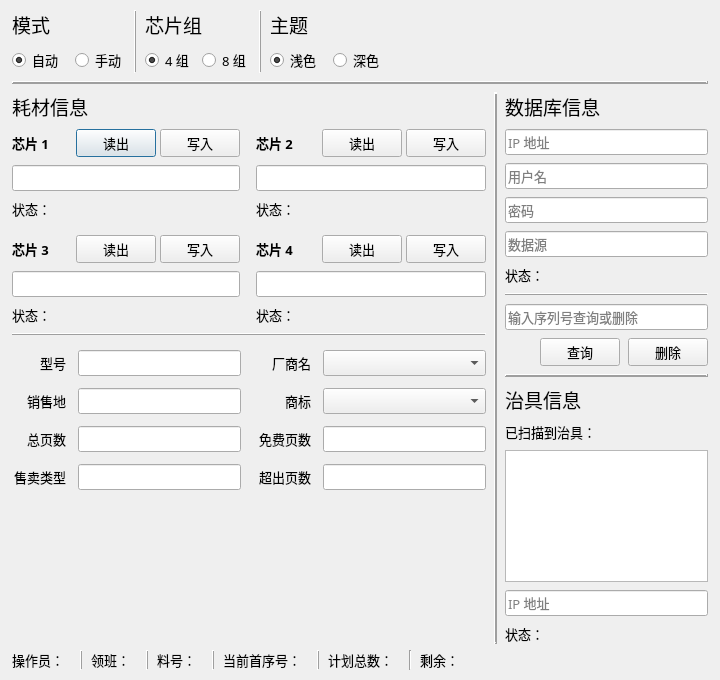
Above: maindialog.ui from yslinux86/supplywriter_factory before the change. Below: the same form after it.
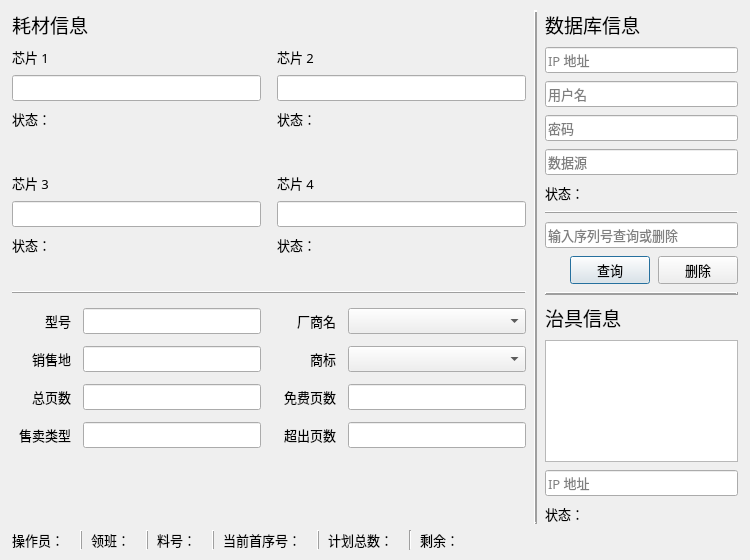
That is the form after the change.

Diff of the .ui file:
```diff
--- a/maindialog.ui
+++ b/maindialog.ui
@@ -6,16 +6,10 @@
    <rect>
     <x>0</x>
     <y>0</y>
-    <width>720</width>
-    <height>680</height>
+    <width>750</width>
+    <height>560</height>
    </rect>
   </property>
-  <property name="minimumSize">
-   <size>
-    <width>640</width>
-    <height>0</height>
-   </size>
-  </property>
   <property name="font">
    <font>
     <family>微软雅黑</family>
@@ -41,7 +35,7 @@
    <item row="0" column="0" colspan="2">
     <layout class="QVBoxLayout" name="verticalLayout" stretch="0,0">
      <item>
-      <layout class="QVBoxLayout" name="verticalLayout_2" stretch="0,0,0,0">
+      <layout class="QVBoxLayout" name="verticalLayout_2" stretch="0,0">
        <property name="spacing">
         <number>8</number>
        </property>
@@ -49,303 +43,7 @@
         <number>0</number>
        </property>
        <item>
-        <layout class="QHBoxLayout" name="horizontalLayout_11">
-         <property name="rightMargin">
-          <number>0</number>
-         </property>
-         <property name="bottomMargin">
-          <number>0</number>
-         </property>
-         <item>
-          <layout class="QVBoxLayout" name="verticalLayout_3">
-           <property name="spacing">
-            <number>8</number>
-           </property>
-           <property name="bottomMargin">
-            <number>0</number>
-           </property>
-           <item>
-            <widget class="QLabel" name="label_24">
-             <property name="font">
-              <font>
-               <family>微软雅黑</family>
-               <pointsize>14</pointsize>
-              </font>
-             </property>
-             <property name="text">
-              <string>模式</string>
-             </property>
-            </widget>
-           </item>
-           <item>
-            <layout class="QHBoxLayout" name="horizontalLayout_12">
-             <property name="spacing">
-              <number>12</number>
-             </property>
-             <property name="bottomMargin">
-              <number>0</number>
-             </property>
-             <item>
-              <widget class="QRadioButton" name="ChooseAuto">
-               <property name="font">
-                <font>
-                 <family>微软雅黑</family>
-                 <pointsize>10</pointsize>
-                </font>
-               </property>
-               <property name="toolTip">
-                <string>适用于批量自动化写入芯片的场景</string>
-               </property>
-               <property name="text">
-                <string>自动</string>
-               </property>
-               <property name="checked">
-                <bool>true</bool>
-               </property>
-               <property name="autoExclusive">
-                <bool>false</bool>
-               </property>
-              </widget>
-             </item>
-             <item>
-              <widget class="QRadioButton" name="ChooseManual">
-               <property name="font">
-                <font>
-                 <family>微软雅黑</family>
-                 <pointsize>10</pointsize>
-                </font>
-               </property>
-               <property name="toolTip">
-                <string>适用于单独写入个别芯片的场景</string>
-               </property>
-               <property name="statusTip">
-                <string/>
-               </property>
-               <property name="text">
-                <string>手动</string>
-               </property>
-               <property name="autoExclusive">
-                <bool>false</bool>
-               </property>
-              </widget>
-             </item>
-            </layout>
-           </item>
-          </layout>
-         </item>
-         <item>
-          <widget class="Line" name="line">
-           <property name="font">
-            <font>
-             <family>微软雅黑</family>
-             <pointsize>10</pointsize>
-             <stylestrategy>NoAntialias</stylestrategy>
-             <kerning>false</kerning>
-            </font>
-           </property>
-           <property name="frameShadow">
-            <enum>QFrame::Raised</enum>
-           </property>
-           <property name="lineWidth">
-            <number>1</number>
-           </property>
-           <property name="orientation">
-            <enum>Qt::Vertical</enum>
-           </property>
-          </widget>
-         </item>
-         <item>
-          <layout class="QVBoxLayout" name="verticalLayout_17">
-           <property name="spacing">
-            <number>8</number>
-           </property>
-           <property name="rightMargin">
-            <number>0</number>
-           </property>
-           <item>
-            <widget class="QLabel" name="label_13">
-             <property name="font">
-              <font>
-               <family>微软雅黑</family>
-               <pointsize>14</pointsize>
-              </font>
-             </property>
-             <property name="text">
-              <string>芯片组</string>
-             </property>
-            </widget>
-           </item>
-           <item>
-            <layout class="QHBoxLayout" name="horizontalLayout_4">
-             <item>
-              <widget class="QRadioButton" name="FourChips">
-               <property name="font">
-                <font>
-                 <family>微软雅黑</family>
-                 <pointsize>10</pointsize>
-                </font>
-               </property>
-               <property name="text">
-                <string>4 组</string>
-               </property>
-               <property name="checked">
-                <bool>true</bool>
-               </property>
-               <property name="autoExclusive">
-                <bool>false</bool>
-               </property>
-              </widget>
-             </item>
-             <item>
-              <widget class="QRadioButton" name="EightChips">
-               <property name="font">
-                <font>
-                 <family>微软雅黑</family>
-                 <pointsize>10</pointsize>
-                </font>
-               </property>
-               <property name="text">
-                <string>8 组</string>
-               </property>
-               <property name="checked">
-                <bool>false</bool>
-               </property>
-               <property name="autoExclusive">
-                <bool>false</bool>
-               </property>
-              </widget>
-             </item>
-            </layout>
-           </item>
-          </layout>
-         </item>
-         <item>
-          <widget class="Line" name="line_5">
-           <property name="font">
-            <font>
-             <family>微软雅黑</family>
-             <pointsize>10</pointsize>
-             <stylestrategy>NoAntialias</stylestrategy>
-             <kerning>false</kerning>
-            </font>
-           </property>
-           <property name="frameShadow">
-            <enum>QFrame::Raised</enum>
-           </property>
-           <property name="lineWidth">
-            <number>1</number>
-           </property>
-           <property name="orientation">
-            <enum>Qt::Vertical</enum>
-           </property>
-          </widget>
-         </item>
-         <item>
-          <layout class="QVBoxLayout" name="verticalLayout_6">
-           <property name="spacing">
-            <number>8</number>
-           </property>
-           <property name="bottomMargin">
-            <number>0</number>
-           </property>
-           <item>
-            <widget class="QLabel" name="label_25">
-             <property name="font">
-              <font>
-               <family>微软雅黑</family>
-               <pointsize>14</pointsize>
-              </font>
-             </property>
-             <property name="text">
-              <string>主题</string>
-             </property>
-            </widget>
-           </item>
-           <item>
-            <layout class="QHBoxLayout" name="horizontalLayout_17">
-             <property name="spacing">
-              <number>12</number>
-             </property>
-             <property name="bottomMargin">
-              <number>0</number>
-             </property>
-             <item>
-              <widget class="QRadioButton" name="ChooseLight">
-               <property name="font">
-                <font>
-                 <family>微软雅黑</family>
-                 <pointsize>10</pointsize>
-                </font>
-               </property>
-               <property name="text">
-                <string>浅色</string>
-               </property>
-               <property name="checked">
-                <bool>true</bool>
-               </property>
-               <property name="autoExclusive">
-                <bool>false</bool>
-               </property>
-              </widget>
-             </item>
-             <item>
-              <widget class="QRadioButton" name="ChooseDeep">
-               <property name="font">
-                <font>
-                 <family>微软雅黑</family>
-                 <pointsize>10</pointsize>
-                </font>
-               </property>
-               <property name="text">
-                <string>深色</string>
-               </property>
-               <property name="autoExclusive">
-                <bool>false</bool>
-               </property>
-              </widget>
-             </item>
-            </layout>
-           </item>
-          </layout>
-         </item>
-         <item>
-          <spacer name="horizontalSpacer_4">
-           <property name="orientation">
-            <enum>Qt::Horizontal</enum>
-           </property>
-           <property name="sizeHint" stdset="0">
-            <size>
-             <width>40</width>
-             <height>20</height>
-            </size>
-           </property>
-          </spacer>
-         </item>
-        </layout>
-       </item>
-       <item>
-        <widget class="Line" name="line_3">
-         <property name="font">
-          <font>
-           <family>微软雅黑</family>
-           <pointsize>10</pointsize>
-           <stylestrategy>NoAntialias</stylestrategy>
-           <kerning>false</kerning>
-          </font>
-         </property>
-         <property name="frameShadow">
-          <enum>QFrame::Raised</enum>
-         </property>
-         <property name="lineWidth">
-          <number>2</number>
-         </property>
-         <property name="orientation">
-          <enum>Qt::Horizontal</enum>
-         </property>
-        </widget>
-       </item>
-       <item>
-        <layout class="QHBoxLayout" name="horizontalLayout_22" stretch="7,0,3">
+        <layout class="QHBoxLayout" name="horizontalLayout_22" stretch="8,0,3">
          <property name="spacing">
           <number>8</number>
          </property>
@@ -417,6 +115,9 @@
                <property name="rightMargin">
                 <number>0</number>
                </property>
+               <property name="bottomMargin">
+                <number>0</number>
+               </property>
                <item>
                 <layout class="QHBoxLayout" name="horizontalLayout_13">
                  <property name="spacing">
@@ -431,8 +132,8 @@
                     <font>
                      <family>微软雅黑</family>
                      <pointsize>10</pointsize>
-                     <weight>75</weight>
-                     <bold>true</bold>
+                     <weight>50</weight>
+                     <bold>false</bold>
                     </font>
                    </property>
                    <property name="text">
@@ -453,20 +154,6 @@
                    </property>
                   </spacer>
                  </item>
-                 <item>
-                  <widget class="QPushButton" name="ReadChip1">
-                   <property name="text">
-                    <string>读出</string>
-                   </property>
-                  </widget>
-                 </item>
-                 <item>
-                  <widget class="QPushButton" name="WriteChip1">
-                   <property name="text">
-                    <string>写入</string>
-                   </property>
-                  </widget>
-                 </item>
                 </layout>
                </item>
                <item>
@@ -537,6 +224,39 @@
                  </item>
                 </layout>
                </item>
+               <item>
+                <layout class="QHBoxLayout" name="horizontalLayout_4">
+                 <property name="spacing">
+                  <number>0</number>
+                 </property>
+                 <property name="leftMargin">
+                  <number>0</number>
+                 </property>
+                 <property name="bottomMargin">
+                  <number>0</number>
+                 </property>
+                 <item>
+                  <spacer name="horizontalSpacer_4">
+                   <property name="orientation">
+                    <enum>Qt::Horizontal</enum>
+                   </property>
+                   <property name="sizeHint" stdset="0">
+                    <size>
+                     <width>40</width>
+                     <height>20</height>
+                    </size>
+                   </property>
+                  </spacer>
+                 </item>
+                 <item>
+                  <widget class="QLabel" name="serialno1">
+                   <property name="text">
+                    <string/>
+                   </property>
+                  </widget>
+                 </item>
+                </layout>
+               </item>
               </layout>
              </item>
              <item row="1" column="1">
@@ -544,6 +264,9 @@
                <property name="spacing">
                 <number>8</number>
                </property>
+               <property name="bottomMargin">
+                <number>0</number>
+               </property>
                <item>
                 <layout class="QHBoxLayout" name="horizontalLayout_14">
                  <property name="spacing">
@@ -558,8 +281,8 @@
                     <font>
                      <family>微软雅黑</family>
                      <pointsize>10</pointsize>
-                     <weight>75</weight>
-                     <bold>true</bold>
+                     <weight>50</weight>
+                     <bold>false</bold>
                     </font>
                    </property>
                    <property name="text">
@@ -580,20 +303,6 @@
                    </property>
                   </spacer>
                  </item>
-                 <item>
-                  <widget class="QPushButton" name="ReadChip2">
-                   <property name="text">
-                    <string>读出</string>
-                   </property>
-                  </widget>
-                 </item>
-                 <item>
-                  <widget class="QPushButton" name="WriteChip2">
-                   <property name="text">
-                    <string>写入</string>
-                   </property>
-                  </widget>
-                 </item>
                 </layout>
                </item>
                <item>
@@ -664,6 +373,33 @@
                  </item>
                 </layout>
                </item>
+               <item>
+                <layout class="QHBoxLayout" name="horizontalLayout_11">
+                 <property name="spacing">
+                  <number>0</number>
+                 </property>
+                 <item>
+                  <spacer name="horizontalSpacer_15">
+                   <property name="orientation">
+                    <enum>Qt::Horizontal</enum>
+                   </property>
+                   <property name="sizeHint" stdset="0">
+                    <size>
+                     <width>40</width>
+                     <height>20</height>
+                    </size>
+                   </property>
+                  </spacer>
+                 </item>
+                 <item>
+                  <widget class="QLabel" name="serialno2">
+                   <property name="text">
+                    <string/>
+                   </property>
+                  </widget>
+                 </item>
+                </layout>
+               </item>
               </layout>
              </item>
              <item row="2" column="0">
@@ -674,6 +410,9 @@
                <property name="rightMargin">
                 <number>0</number>
                </property>
+               <property name="bottomMargin">
+                <number>0</number>
+               </property>
                <item>
                 <layout class="QHBoxLayout" name="horizontalLayout_15">
                  <property name="spacing">
@@ -688,8 +427,8 @@
                     <font>
                      <family>微软雅黑</family>
                      <pointsize>10</pointsize>
-                     <weight>75</weight>
-                     <bold>true</bold>
+                     <weight>50</weight>
+                     <bold>false</bold>
                     </font>
                    </property>
                    <property name="text">
@@ -710,20 +449,6 @@
                    </property>
                   </spacer>
                  </item>
-                 <item>
-                  <widget class="QPushButton" name="ReadChip3">
-                   <property name="text">
-                    <string>读出</string>
-                   </property>
-                  </widget>
-                 </item>
-                 <item>
-                  <widget class="QPushButton" name="WriteChip3">
-                   <property name="text">
-                    <string>写入</string>
-                   </property>
-                  </widget>
-                 </item>
                 </layout>
                </item>
                <item>
@@ -794,6 +519,39 @@
                  </item>
                 </layout>
                </item>
+               <item>
+                <layout class="QHBoxLayout" name="horizontalLayout_12">
+                 <property name="spacing">
+                  <number>0</number>
+                 </property>
+                 <property name="leftMargin">
+                  <number>0</number>
+                 </property>
+                 <property name="bottomMargin">
+                  <number>0</number>
+                 </property>
+                 <item>
+                  <spacer name="horizontalSpacer_16">
+                   <property name="orientation">
+                    <enum>Qt::Horizontal</enum>
+                   </property>
+                   <property name="sizeHint" stdset="0">
+                    <size>
+                     <width>40</width>
+                     <height>20</height>
+                    </size>
+                   </property>
+                  </spacer>
+                 </item>
+                 <item>
+                  <widget class="QLabel" name="serialno3">
+                   <property name="text">
+                    <string/>
+                   </property>
+                  </widget>
+                 </item>
+                </layout>
+               </item>
               </layout>
              </item>
              <item row="2" column="1">
@@ -801,6 +559,9 @@
                <property name="spacing">
                 <number>8</number>
                </property>
+               <property name="bottomMargin">
+                <number>0</number>
+               </property>
                <item>
                 <layout class="QHBoxLayout" name="horizontalLayout_16">
                  <property name="spacing">
@@ -815,8 +576,8 @@
                     <font>
                      <family>微软雅黑</family>
                      <pointsize>10</pointsize>
-                     <weight>75</weight>
-                     <bold>true</bold>
+                     <weight>50</weight>
+                     <bold>false</bold>
                     </font>
                    </property>
                    <property name="text">
@@ -837,20 +598,6 @@
                    </property>
                   </spacer>
                  </item>
-                 <item>
-                  <widget class="QPushButton" name="ReadChip4">
-                   <property name="text">
-                    <string>读出</string>
-                   </property>
-                  </widget>
-                 </item>
-                 <item>
-                  <widget class="QPushButton" name="WriteChip4">
-                   <property name="text">
-                    <string>写入</string>
-                   </property>
-                  </widget>
-                 </item>
                 </layout>
                </item>
                <item>
@@ -921,6 +668,36 @@
                  </item>
                 </layout>
                </item>
+               <item>
+                <layout class="QHBoxLayout" name="horizontalLayout_26">
+                 <property name="spacing">
+                  <number>0</number>
+                 </property>
+                 <property name="leftMargin">
+                  <number>0</number>
+                 </property>
+                 <item>
+                  <spacer name="horizontalSpacer_17">
+                   <property name="orientation">
+                    <enum>Qt::Horizontal</enum>
+                   </property>
+                   <property name="sizeHint" stdset="0">
+                    <size>
+                     <width>40</width>
+                     <height>20</height>
+                    </size>
+                   </property>
+                  </spacer>
+                 </item>
+                 <item>
+                  <widget class="QLabel" name="serialno4">
+                   <property name="text">
+                    <string/>
+                   </property>
+                  </widget>
+                 </item>
+                </layout>
+               </item>
               </layout>
              </item>
             </layout>
@@ -1508,19 +1285,6 @@
                  </property>
                 </widget>
                </item>
-               <item>
-                <widget class="QLabel" name="label_31">
-                 <property name="font">
-                  <font>
-                   <family>微软雅黑</family>
-                   <pointsize>10</pointsize>
-                  </font>
-                 </property>
-                 <property name="text">
-                  <string>已扫描到治具：</string>
-                 </property>
-                </widget>
-               </item>
                <item>
                 <widget class="QListWidget" name="RecommendFixtures">
                  <property name="font">
```
Left out of the diff: 13 changed lines with no effect on the pictures.
